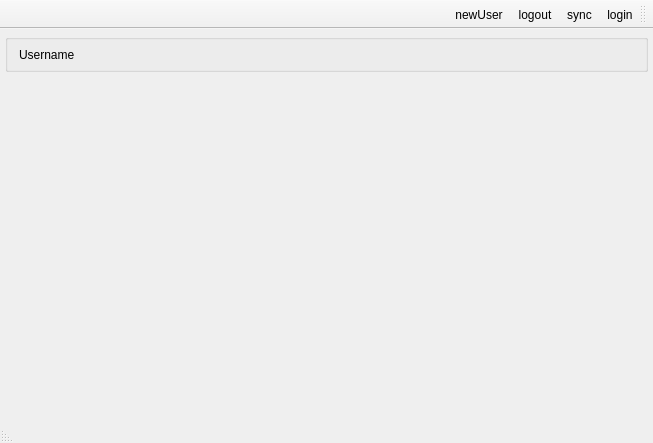
nournia/ketabkhaane, file Client/reghaabat/mainwindow.ui: the form before one commit.
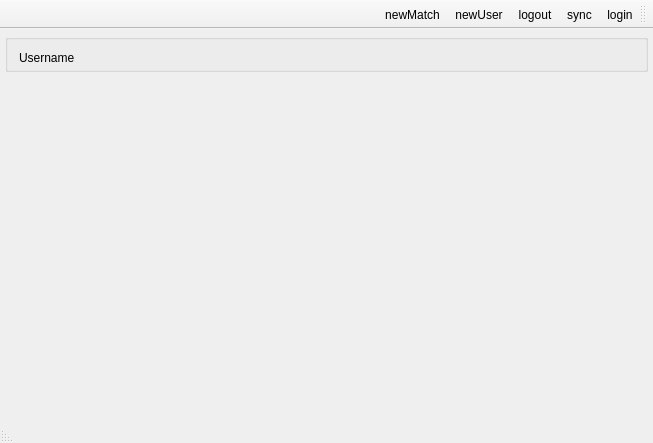
The form after the commit.

```diff
--- a/Client/reghaabat/mainwindow.ui
+++ b/Client/reghaabat/mainwindow.ui
@@ -50,6 +50,12 @@
        </property>
        <item>
         <widget class="QLabel" name="lUser">
+         <property name="minimumSize">
+          <size>
+           <width>0</width>
+           <height>25</height>
+          </size>
+         </property>
          <property name="text">
           <string>Username</string>
          </property>
@@ -84,6 +90,7 @@
    <addaction name="actionSync"/>
    <addaction name="actionLogout"/>
    <addaction name="actionNewUser"/>
+   <addaction name="actionNewMatch"/>
   </widget>
   <widget class="QStatusBar" name="statusBar">
    <property name="font">
@@ -115,6 +122,11 @@
     <string>newUser</string>
    </property>
   </action>
+  <action name="actionNewMatch">
+   <property name="text">
+    <string>newMatch</string>
+   </property>
+  </action>
  </widget>
  <layoutdefault spacing="6" margin="11"/>
  <resources/>
```
